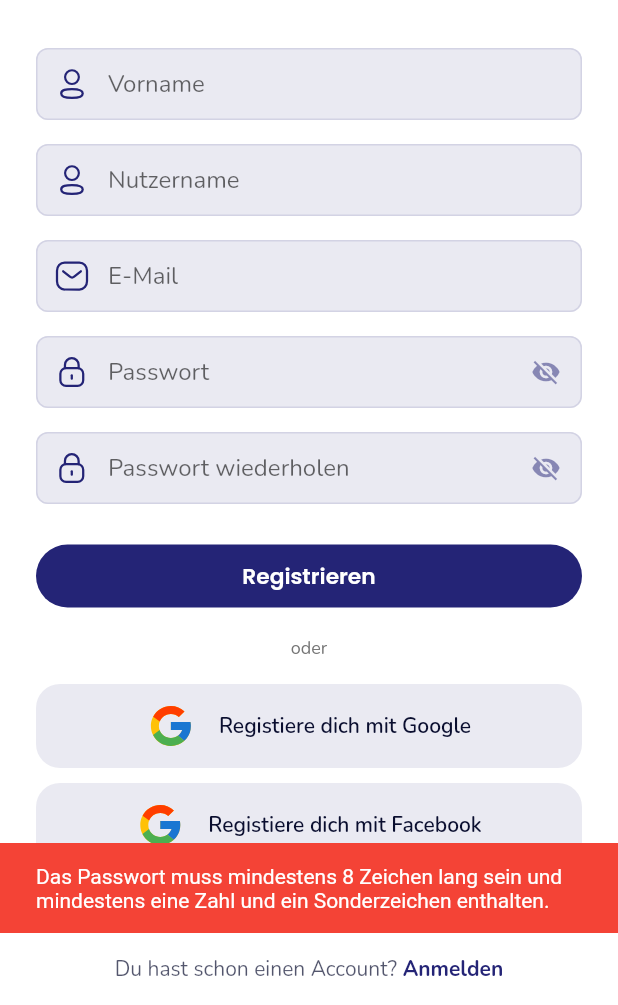
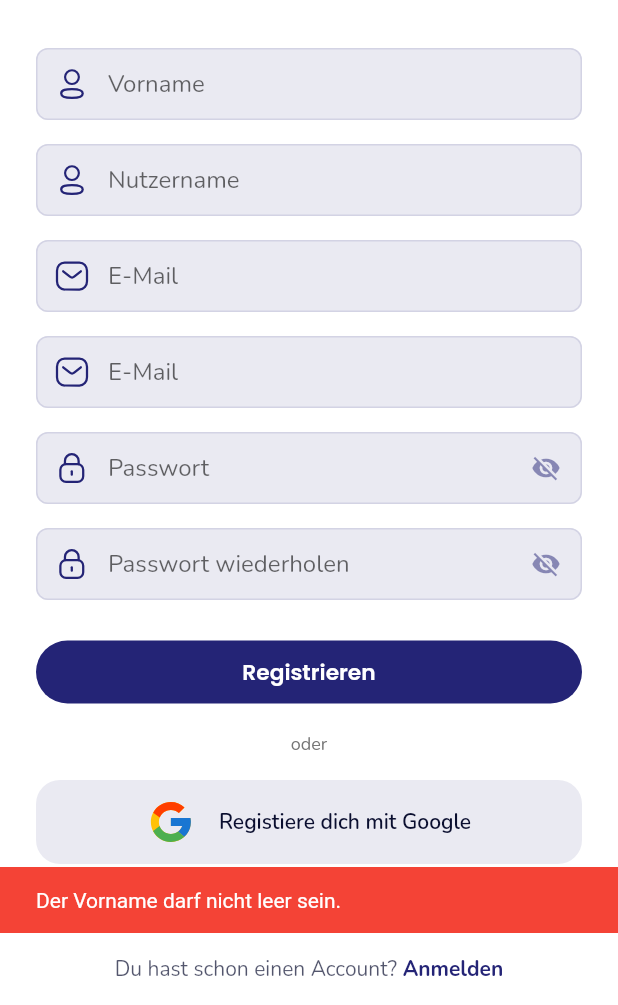
Before and after one commit to TobiasSchotter/clubtwice, a Flutter app: the RegisterPage screen opened directly, after a tap on "Registrieren", on a phone screen of 412 x 824 dp, the part 231-1236 px from its top. Run offline on Flutter 3.47's test engine with Material 2 defaults, Android fonts, the phone set to English and light mode, and no system bars; our stand-ins replace carousel_slider, cloud_firestore, firebase_auth, firebase_core, firebase_storage, flutter_svg and 1 more; accounts and stored records are empty; network calls fail.

Commit message:
small changes

```diff
--- a/lib/views/screens/register_page.dart
+++ b/lib/views/screens/register_page.dart
@@ -26,17 +26,44 @@ class _LoginPageState extends State<RegisterPage> {
 
   final TextEditingController _confirmPasswordController =
       TextEditingController();
+  final TextEditingController _confirmemailController = TextEditingController();
   final TextEditingController _firstNameController = TextEditingController();
   final TextEditingController _userNameController = TextEditingController();
 
   Future<void> createUserWithEmailAndPassword() async {
     try {
-      if (passwordConfirm(
+      if (_firstNameController.text.trim().isEmpty) {
+        setState(() {
+          errorMessage = 'Der Vorname darf nicht leer sein.';
+        });
+        ScaffoldMessenger.of(context).showSnackBar(
+          SnackBar(
+            content: Text(errorMessage!),
+            backgroundColor: Colors.red,
+          ),
+        );
+        return;
+      }
+
+      if (_userNameController.text.trim().isEmpty) {
+        setState(() {
+          errorMessage = 'Der Nutzername darf nicht leer sein.';
+        });
+        ScaffoldMessenger.of(context).showSnackBar(
+          SnackBar(
+            content: Text(errorMessage!),
+            backgroundColor: Colors.red,
+          ),
+        );
+        return;
+      }
+
+      if (emailConfirmation(
+              _emailController.text, _confirmemailController.text) &&
+          passwordConfirm(
               _passwordController.text, _confirmPasswordController.text) &&
           passwordRequirement(_passwordController.text)) {
         emailConfirm(_emailController.text);
-        firstnameConfirm(_firstNameController.text);
-        usernameConfirm(_userNameController.text);
 
         // Create user
         UserCredential userCredential =
@@ -57,7 +84,6 @@ class _LoginPageState extends State<RegisterPage> {
         if (user != null && !user.emailVerified) {
           await user.sendEmailVerification();
 
-          // ignore: use_build_context_synchronously
           Navigator.push(
             context,
             MaterialPageRoute(
@@ -69,7 +95,6 @@ class _LoginPageState extends State<RegisterPage> {
         setState(() {
           errorMessage = 'Die Passwörter stimmen nicht überein.';
         });
-        // Show error message as snack bar
         ScaffoldMessenger.of(context).showSnackBar(
           SnackBar(
             content: Text(errorMessage!),
@@ -82,6 +107,12 @@ class _LoginPageState extends State<RegisterPage> {
         errorMessage = e.message;
       });
       // Show error message as snack bar
+      ScaffoldMessenger.of(context).showSnackBar(
+        SnackBar(
+          content: Text(errorMessage!),
+          backgroundColor: Colors.red,
+        ),
+      );
     }
   }
 
@@ -144,10 +175,21 @@ class _LoginPageState extends State<RegisterPage> {
     }
   }
 
-  Future firstnameConfirm(firstName) async {
-    if (firstName.isEmpty) {
+  bool passwordConfirm(pw, pwToConfirm) {
+    if (pw == pwToConfirm) {
+      return true;
+    } else {
+      return false;
+    }
+  }
+
+  bool emailConfirmation(email, confirmEmail) {
+    if (email == confirmEmail) {
+      return true;
+    } else {
       setState(() {
-        errorMessage = 'Der Vorname darf nicht leer sein.';
+        errorMessage =
+            'Die eingegebenen E-Mail-Adressen stimmen nicht überein.';
       });
       // Show error message as snack bar
       ScaffoldMessenger.of(context).showSnackBar(
@@ -156,30 +198,6 @@ class _LoginPageState extends State<RegisterPage> {
           backgroundColor: Colors.red,
         ),
       );
-      return;
-    }
-  }
-
-  Future<void> usernameConfirm(String userName) async {
-    if (userName.isEmpty) {
-      setState(() {
-        errorMessage = 'Der Nutzername darf nicht leer sein.';
-      });
-      // Show error message as snack bar
-      ScaffoldMessenger.of(context).showSnackBar(
-        SnackBar(
-          content: Text(errorMessage!),
-          backgroundColor: Colors.red,
-        ),
-      );
-      return;
-    }
-  }
-
-  bool passwordConfirm(pw, pwToConfirm) {
-    if (pw == pwToConfirm) {
-      return true;
-    } else {
       return false;
     }
   }
@@ -349,6 +367,32 @@ class _LoginPageState extends State<RegisterPage> {
           TextField(
             autofocus: false,
             controller: _emailController,
+            keyboardType: TextInputType.emailAddress,
+            decoration: InputDecoration(
+              hintText: 'E-Mail',
+              prefixIcon: Container(
+                padding: const EdgeInsets.all(12),
+                child: SvgPicture.asset('assets/icons/Message.svg',
+                    color: AppColor.primary),
+              ),
+              contentPadding:
+                  const EdgeInsets.symmetric(vertical: 10, horizontal: 14),
+              enabledBorder: OutlineInputBorder(
+                borderSide: const BorderSide(color: AppColor.border, width: 1),
+                borderRadius: BorderRadius.circular(8),
+              ),
+              focusedBorder: OutlineInputBorder(
+                borderSide: const BorderSide(color: AppColor.primary, width: 1),
+                borderRadius: BorderRadius.circular(8),
+              ),
+              fillColor: AppColor.primarySoft,
+              filled: true,
+            ),
+          ),
+          const SizedBox(height: 16),
+          TextField(
+            autofocus: false,
+            controller: _confirmemailController,
             keyboardType: TextInputType.emailAddress,
             decoration: InputDecoration(
               hintText: 'E-Mail',
```
